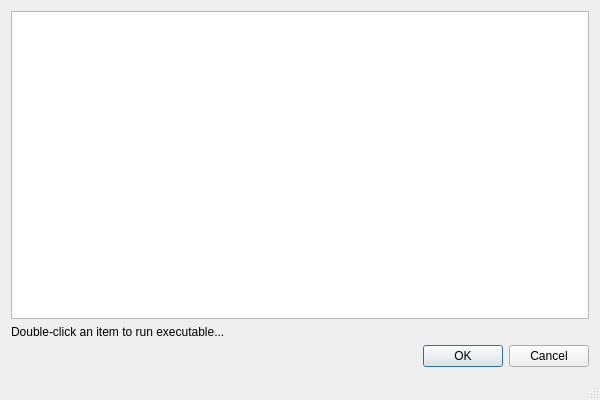
First picture: the form in mainwindow.ui, repository pashazz/winegame, before the edit.
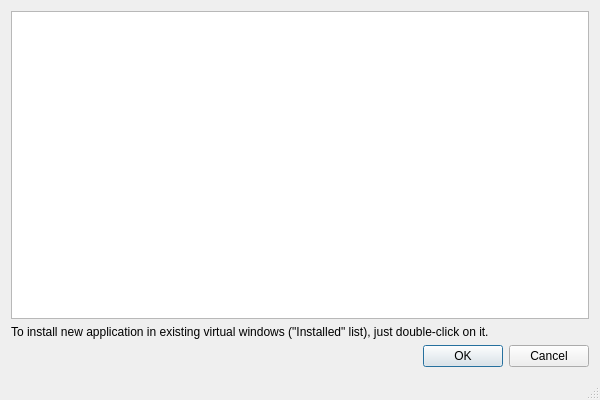
Second picture: the form after the edit. Icons and pictures are not drawn.

Diff of the .ui file:
```diff
--- a/mainwindow.ui
+++ b/mainwindow.ui
@@ -46,7 +46,7 @@
     <item>
      <widget class="QLabel" name="lblNote">
       <property name="text">
-       <string>Double-click an item to run executable...</string>
+       <string>To install new application in existing virtual windows (&quot;Installed&quot; list), just double-click on it.</string>
       </property>
      </widget>
     </item>
```
Left out of the diff: 6 changed lines with no effect on the pictures.
